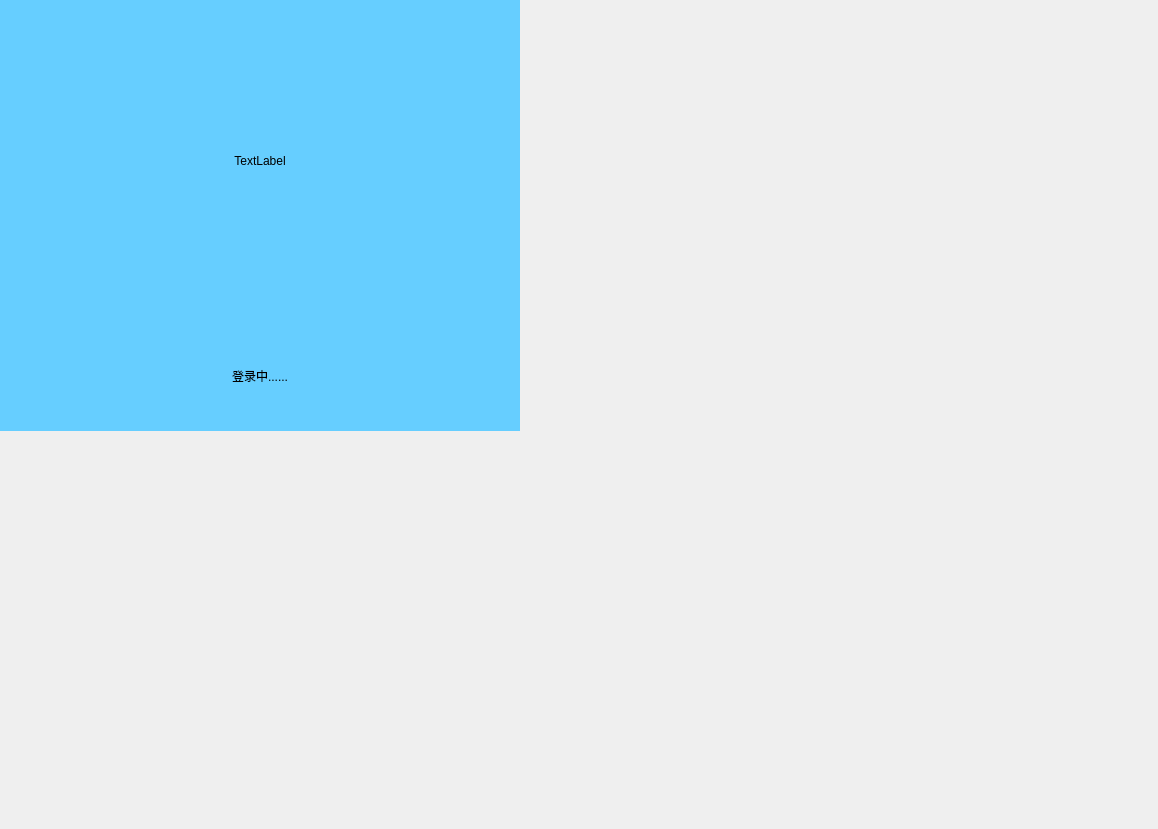
Old version of the form qtcreatorFile/login.ui in the repository TigaNoEnemy/PixivProject.
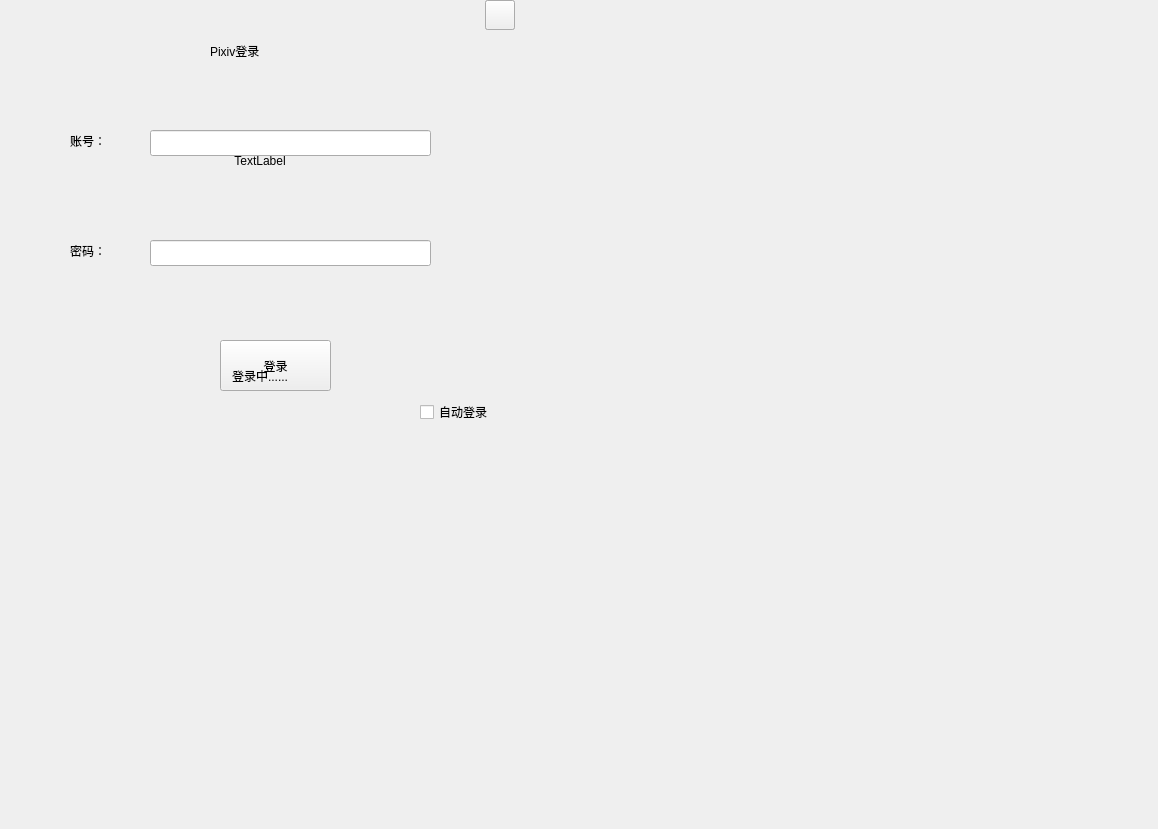
New version of the form.

```diff
--- a/qtcreatorFile/login.ui
+++ b/qtcreatorFile/login.ui
@@ -30,7 +30,7 @@
      </rect>
     </property>
     <property name="styleSheet">
-     <string notr="true">background-color: rgb(102, 206, 255);</string>
+     <string notr="true"/>
     </property>
     <widget class="QLabel" name="label">
      <property name="geometry">
@@ -90,7 +90,7 @@
       </rect>
      </property>
      <property name="styleSheet">
-      <string notr="true">background-color: rgb(255, 255, 255);</string>
+      <string notr="true"/>
      </property>
      <property name="text">
       <string>登录</string>
@@ -106,7 +106,7 @@
       </rect>
      </property>
      <property name="styleSheet">
-      <string notr="true">background-color: rgb(255, 255, 255);</string>
+      <string notr="true"/>
      </property>
     </widget>
     <widget class="QLineEdit" name="lineEdit_2">
@@ -119,7 +119,7 @@
       </rect>
      </property>
      <property name="styleSheet">
-      <string notr="true">background-color: rgb(255, 255, 255);</string>
+      <string notr="true"/>
      </property>
     </widget>
     <widget class="QCheckBox" name="autoLogin">
@@ -132,7 +132,7 @@
       </rect>
      </property>
      <property name="styleSheet">
-      <string notr="true">background-color: rgb(102, 206, 255);</string>
+      <string notr="true"/>
      </property>
      <property name="text">
       <string>自动登录</string>
@@ -141,7 +141,7 @@
     <widget class="QPushButton" name="exit_button">
      <property name="geometry">
       <rect>
-       <x>490</x>
+       <x>485</x>
        <y>0</y>
        <width>30</width>
        <height>30</height>
@@ -171,7 +171,7 @@
       </rect>
      </property>
      <property name="styleSheet">
-      <string notr="true">background-color: rgb(102, 206, 255);</string>
+      <string notr="true"/>
      </property>
      <property name="text">
       <string>TextLabel</string>
@@ -190,8 +190,7 @@
       </rect>
      </property>
      <property name="styleSheet">
-      <string notr="true">font: 20pt &quot;Noto Sans CJK SC&quot;;
-background-color: rgb(102, 206, 255);</string>
+      <string notr="true"/>
      </property>
      <property name="text">
       <string>登录中......</string>
@@ -203,15 +202,14 @@
     <widget class="QPushButton" name="interrupt_login_button">
      <property name="geometry">
       <rect>
-       <x>490</x>
+       <x>485</x>
        <y>0</y>
        <width>30</width>
        <height>30</height>
       </rect>
      </property>
      <property name="styleSheet">
-      <string notr="true">background-color: rgba(255, 255, 255, 0);
-border: none</string>
+      <string notr="true"/>
      </property>
      <property name="text">
       <string/>
```
Left out of the diff: 10 changed lines with no effect on the pictures.
